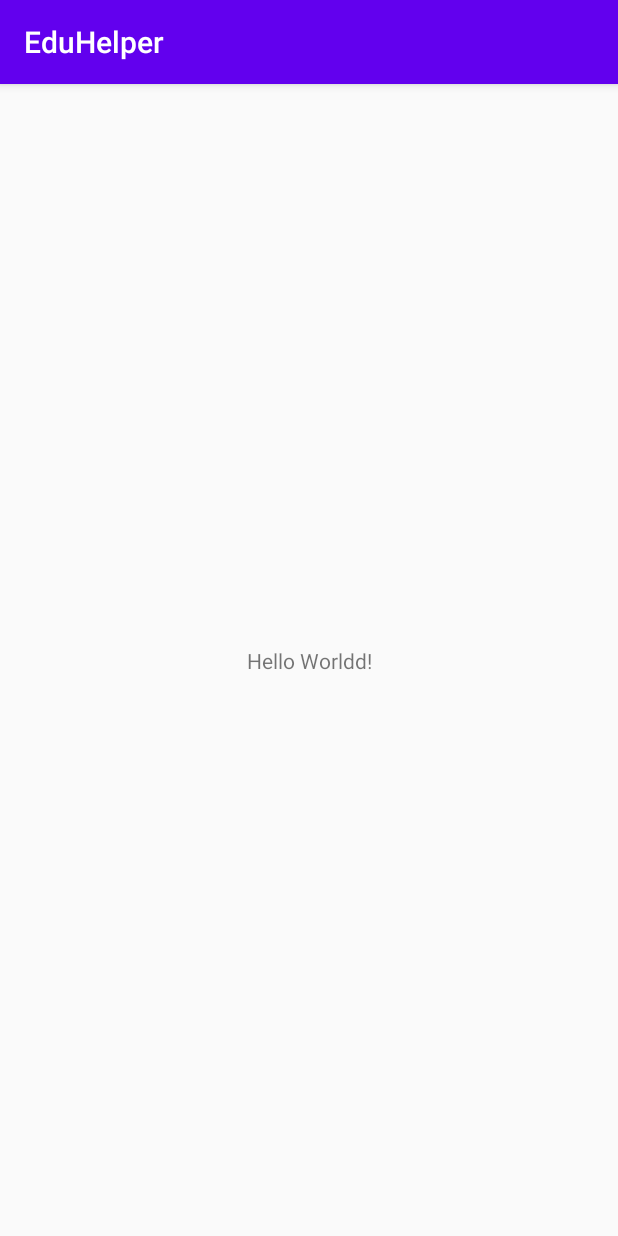
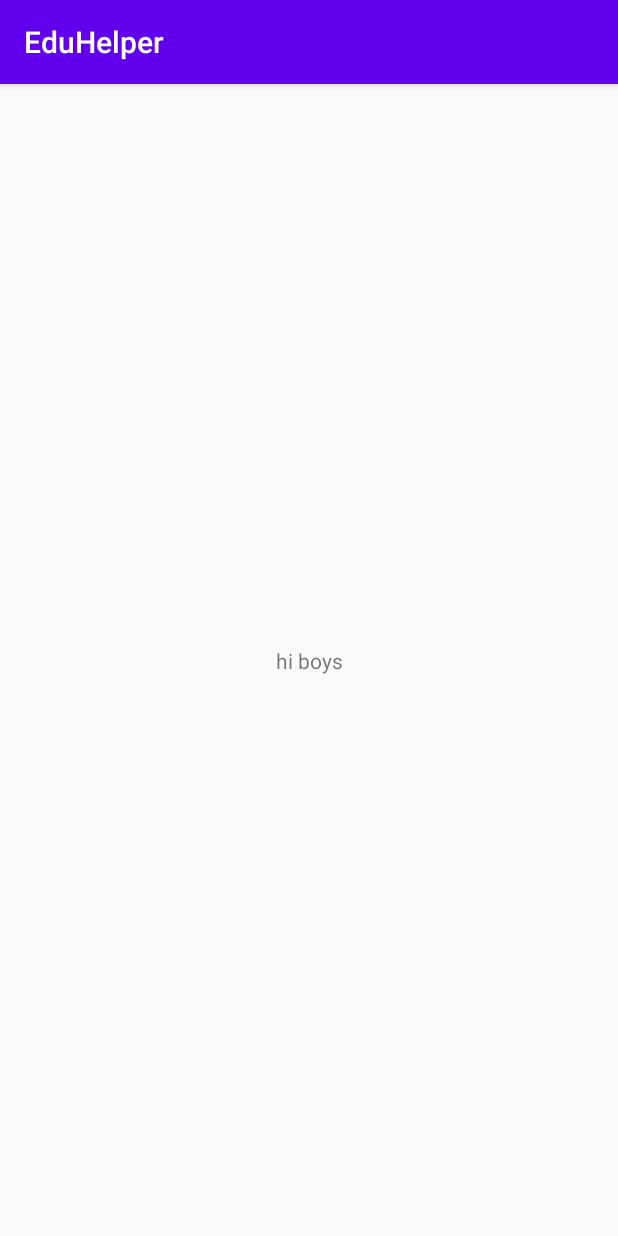
Before and after one commit to udith97/EduHelper-Mobile-App, an Android app: the screen it shows after launch (MainActivity), on a phone screen of 412 x 824 dp. Run offline under Robolectric (Android 15) with nearby library versions, the phone set to English and light mode, and no system bars.

Commit message:
test commit 2

```diff
--- a/app/src/main/res/layout/activity_main.xml
+++ b/app/src/main/res/layout/activity_main.xml
@@ -7,12 +7,12 @@
     tools:context=".MainActivity">
 
     <TextView
+        android:id="@+id/textView"
         android:layout_width="wrap_content"
         android:layout_height="wrap_content"
-        android:text="Hello Worldd!"
+        android:text="hi boys"
         app:layout_constraintBottom_toBottomOf="parent"
-        app:layout_constraintLeft_toLeftOf="parent"
-        app:layout_constraintRight_toRightOf="parent"
+        app:layout_constraintEnd_toEndOf="parent"
+        app:layout_constraintStart_toStartOf="parent"
         app:layout_constraintTop_toTopOf="parent" />
-
 </androidx.constraintlayout.widget.ConstraintLayout>
```
